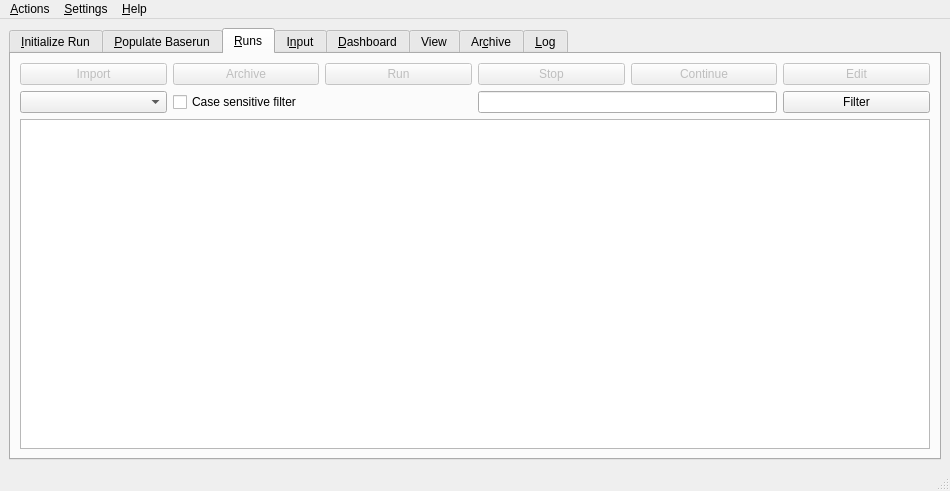
This is src/gui/solps.ui in LeCAD-PEG/SOLPS-GUI as Qt 5 draws it before an edit. The edited form follows.
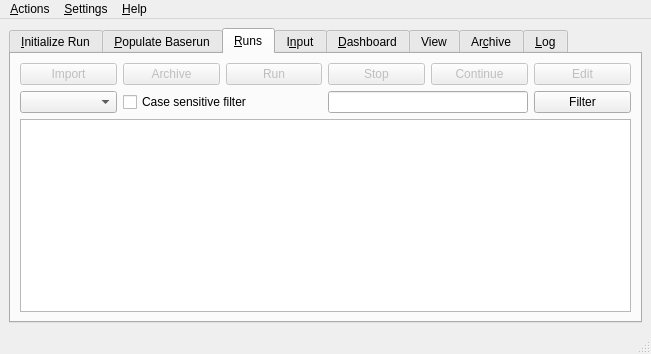
This is the edited form. The open tabs and pages were chosen to show the change. Custom widgets are drawn as their Qt base class.

Commit message: Resize to GUI width from 900 to 651 pixels and change back Runs as a default window

The edit to the form file:
```diff
--- a/src/gui/solps.ui
+++ b/src/gui/solps.ui
@@ -10,8 +10,8 @@
    <rect>
     <x>0</x>
     <y>0</y>
-    <width>950</width>
-    <height>491</height>
+    <width>651</width>
+    <height>354</height>
    </rect>
   </property>
   <property name="sizePolicy">
@@ -707,8 +707,8 @@
     <rect>
      <x>0</x>
      <y>0</y>
-     <width>950</width>
-     <height>26</height>
+     <width>651</width>
+     <height>20</height>
     </rect>
    </property>
    <widget class="QMenu" name="menuFile">
```
Left out of the diff: 24 changed lines with no effect on the pictures.
